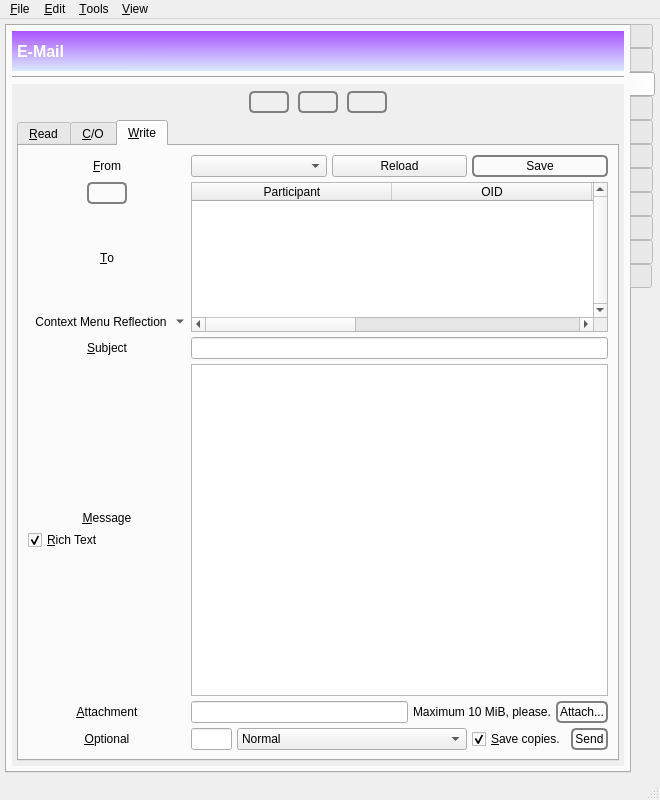
Qt form branches/trunk/GoldBug-UI/spot-on-controlcenter.ui (textbrowser/spot-on) before a commit.
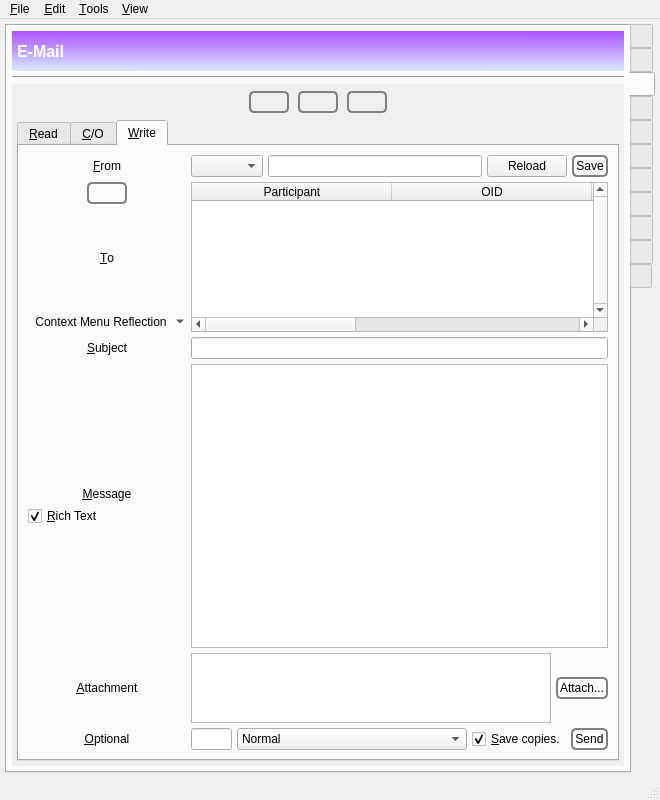
The same form after that commit. The open tabs and pages were chosen to show the change. Icons and pictures are not drawn. Custom widgets are drawn as their Qt base class.

Commit message: GB updates. Hot!

Diff of the .ui file:
```diff
--- a/branches/trunk/GoldBug-UI/spot-on-controlcenter.ui
+++ b/branches/trunk/GoldBug-UI/spot-on-controlcenter.ui
@@ -1307,7 +1307,7 @@
              <x>0</x>
              <y>0</y>
              <width>580</width>
-             <height>637</height>
+             <height>660</height>
             </rect>
            </property>
            <layout class="QVBoxLayout" name="verticalLayout_55">
@@ -2367,6 +2367,9 @@
                     <item>
                      <widget class="QComboBox" name="emailName"/>
                     </item>
+                    <item>
+                     <widget class="QLineEdit" name="emailNameEditable"/>
+                    </item>
                     <item>
                      <widget class="QPushButton" name="reloadEmailNames">
                       <property name="text">
@@ -2602,12 +2605,15 @@
                      <number>5</number>
                     </property>
                     <item>
-                     <widget class="QLineEdit" name="attachment"/>
-                    </item>
-                    <item>
-                     <widget class="QLabel" name="label_95">
-                      <property name="text">
-                       <string>Maximum 10 MiB, please.</string>
+                     <widget class="QTextEdit" name="attachment">
+                      <property name="sizePolicy">
+                       <sizepolicy hsizetype="Expanding" vsizetype="Maximum">
+                        <horstretch>0</horstretch>
+                        <verstretch>0</verstretch>
+                       </sizepolicy>
+                      </property>
+                      <property name="toolTip">
+                       <string>&lt;html&gt;&lt;head/&gt;&lt;body&gt;&lt;p&gt;Traditional e-mail supports only single attachments. Inline attachments are also not supported.&lt;/p&gt;&lt;p&gt;Click an attachment to remove it.&lt;/p&gt;&lt;/body&gt;&lt;/html&gt;</string>
                       </property>
                      </widget>
                     </item>
```
Left out of the diff: 49 changed lines with no effect on the pictures.
